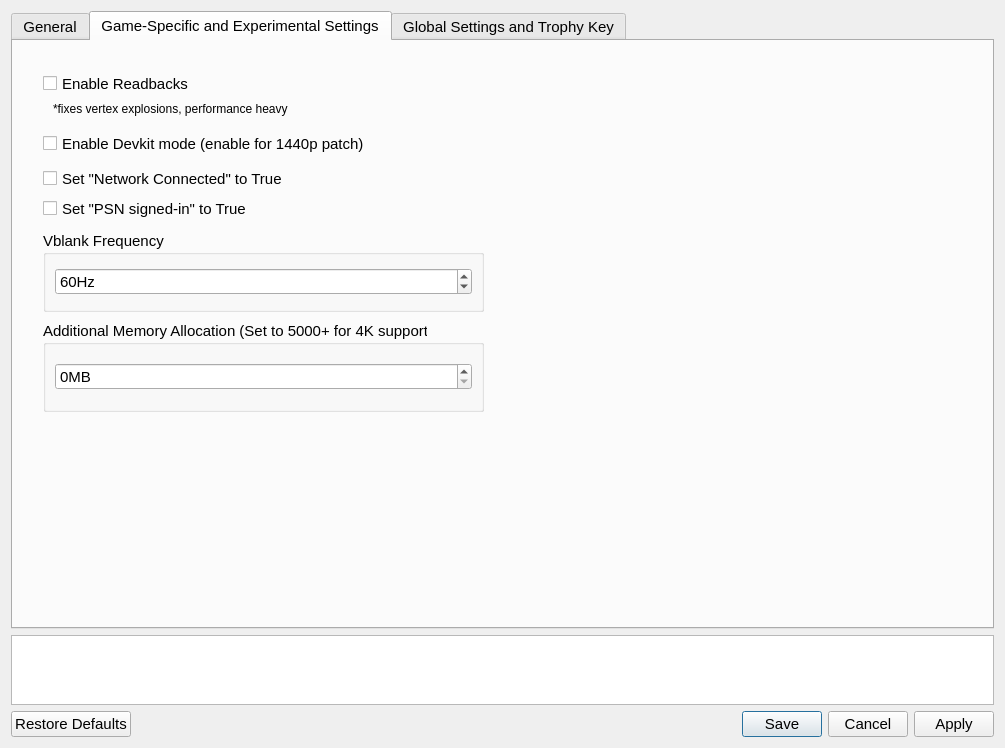
This is settings/ShadSettings.ui in rainmakerv3/BB_Launcher as Qt 5 draws it before an edit. The edited form follows.
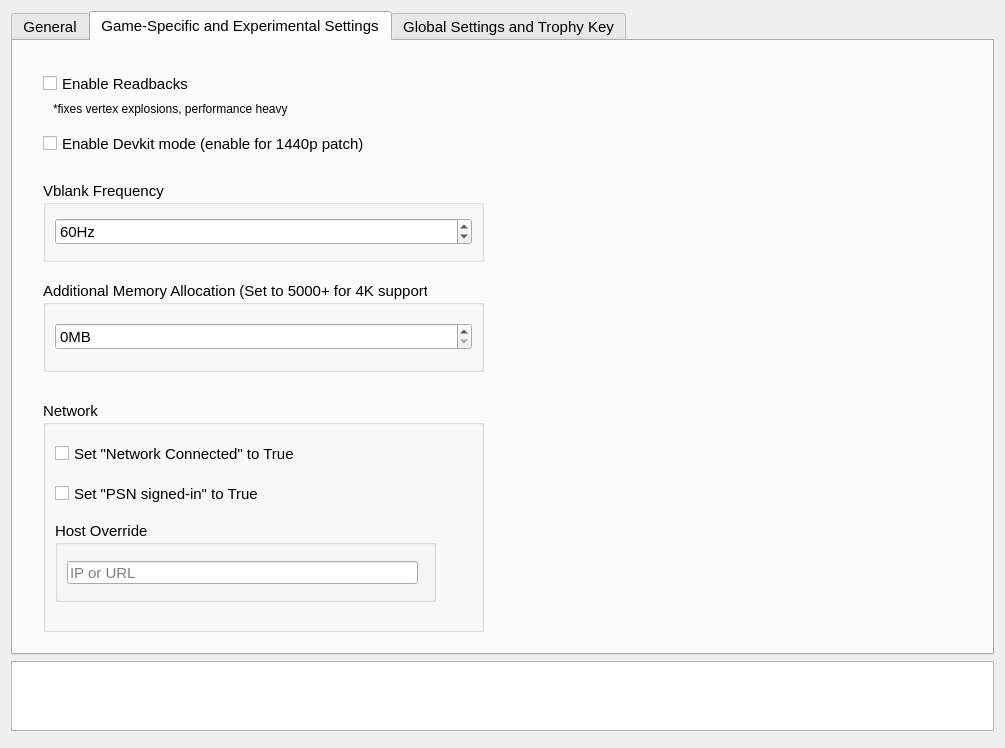
This is the edited form. The open tabs and pages were chosen to show the change. Icons and pictures are not drawn.

Commit message: Added url override and more style updates

The edit to the form file:
```diff
--- a/settings/ShadSettings.ui
+++ b/settings/ShadSettings.ui
@@ -22,6 +22,7 @@
   <property name="font">
    <font>
     <pointsize>11</pointsize>
+    <weight>50</weight>
     <bold>false</bold>
    </font>
   </property>
@@ -839,7 +840,7 @@
        <property name="geometry">
         <rect>
          <x>30</x>
-         <y>190</y>
+         <y>140</y>
          <width>441</width>
          <height>81</height>
         </rect>
@@ -878,37 +879,11 @@
         </item>
        </layout>
       </widget>
-      <widget class="QCheckBox" name="networkConnectedCheckBox">
-        <property name="geometry">
-          <rect>
-            <x>30</x>
-            <y>125</y>
-            <width>400</width>
-            <height>25</height>
-          </rect>
-        </property>
-        <property name="text">
-          <string>Set "Network Connected" to True</string>
-        </property>
-      </widget>
-      <widget class="QCheckBox" name="psnSignInCheckBox">
-        <property name="geometry">
-          <rect>
-            <x>30</x>
-            <y>155</y>
-            <width>400</width>
-            <height>25</height>
-          </rect>
-        </property>
-        <property name="text">
-          <string>Set "PSN signed-in" to True</string>
-        </property>
-      </widget>
       <widget class="QGroupBox" name="dmemGroupBox">
        <property name="geometry">
         <rect>
          <x>30</x>
-         <y>280</y>
+         <y>240</y>
          <width>441</width>
          <height>91</height>
         </rect>
@@ -929,6 +904,77 @@
         </item>
        </layout>
       </widget>
+      <widget class="QGroupBox" name="groupBox">
+       <property name="geometry">
+        <rect>
+         <x>30</x>
+         <y>360</y>
+         <width>441</width>
+         <height>231</height>
+        </rect>
+       </property>
+       <property name="title">
+        <string>Network</string>
+       </property>
+       <widget class="QCheckBox" name="networkConnectedCheckBox">
+        <property name="geometry">
+         <rect>
+          <x>12</x>
+          <y>40</y>
+          <width>400</width>
+          <height>25</height>
+         </rect>
+        </property>
+        <property name="text">
+         <string>Set &quot;Network Connected&quot; to True</string>
+        </property>
+       </widget>
+       <widget class="QCheckBox" name="psnSignInCheckBox">
+        <property name="geometry">
+         <rect>
+          <x>12</x>
+          <y>80</y>
+          <width>400</width>
+          <height>25</height>
+         </rect>
+        </property>
+        <property name="text">
+         <string>Set &quot;PSN signed-in&quot; to True</string>
+        </property>
+       </widget>
+       <widget class="QGroupBox" name="groupBox_2">
+        <property name="geometry">
+         <rect>
+          <x>12</x>
+          <y>120</y>
+          <width>381</width>
+          <height>81</height>
+         </rect>
+        </property>
+        <property name="title">
+         <string>Host Override</string>
+        </property>
+        <widget class="QLineEdit" name="httpHostOverrideEdit">
+         <property name="geometry">
+          <rect>
+           <x>12</x>
+           <y>40</y>
+           <width>351</width>
+           <height>23</height>
+          </rect>
+         </property>
+         <property name="inputMask">
+          <string/>
+         </property>
+         <property name="text">
+          <string/>
+         </property>
+         <property name="placeholderText">
+          <string>IP or URL</string>
+         </property>
+        </widget>
+       </widget>
+      </widget>
      </widget>
      <widget class="QWidget" name="GlobalTab">
       <attribute name="title">
@@ -1068,7 +1114,7 @@
    <item>
     <widget class="QDialogButtonBox" name="buttonBox">
      <property name="standardButtons">
-      <set>QDialogButtonBox::StandardButton::Apply|QDialogButtonBox::StandardButton::Cancel|QDialogButtonBox::StandardButton::RestoreDefaults|QDialogButtonBox::StandardButton::Save</set>
+      <set>QDialogButtonBox::NoButton</set>
      </property>
     </widget>
    </item>
```
Left out of the diff: 50 changed lines with no effect on the pictures.
